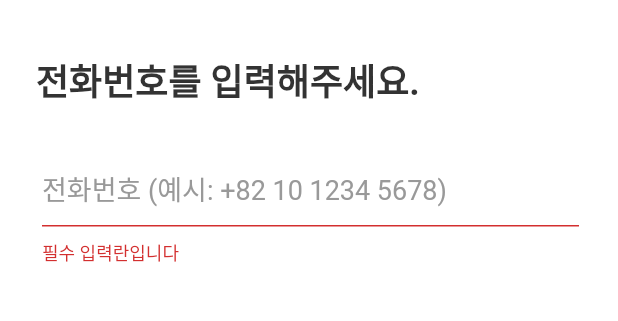
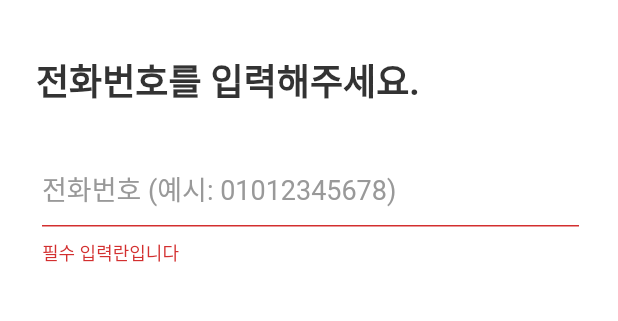
Before and after one commit to elliebae/gifticano, a Flutter app: the PhoneNumberWidget screen opened directly, after a tap on "다음", on a phone screen of 412 x 824 dp, the part 129-450 px from its top. Run offline on Flutter 3.47's test engine with Material 2 defaults, Android fonts, the light colour scheme and no system bars; drawn by our look-alikes of auto_size_text; our stand-ins replace built_collection, built_value, cloud_firestore, easy_debounce, firebase_auth, firebase_core and 12 more; missing offline and left inert: json_path, mime_type; accounts and stored records are empty; generated files the repository leaves out were written again.

Commit message:
전화번호 로직 변경

```diff
--- a/lib/phone_number/phone_number_widget.dart
+++ b/lib/phone_number/phone_number_widget.dart
@@ -118,7 +118,7 @@ class _PhoneNumberWidgetState extends State<PhoneNumberWidget> {
                                     controller: textController,
                                     obscureText: false,
                                     decoration: InputDecoration(
-                                      hintText: '전화번호 (예시: +82 10 1234 5678)',
+                                      hintText: '전화번호 (예시: 01012345678)',
                                       hintStyle:
                                           FlutterFlowTheme.subtitle2.override(
                                         fontFamily: 'Roboto',
@@ -182,16 +182,17 @@ class _PhoneNumberWidgetState extends State<PhoneNumberWidget> {
                         if (!formKey.currentState.validate()) {
                           return;
                         }
-                        if (textController.text.isEmpty ||
-                            !textController.text.startsWith('+')) {
-                          ScaffoldMessenger.of(context).showSnackBar(
-                            SnackBar(
-                              content: Text(
-                                  '+로 시작하는 형태로 입력해주세요. (예시: +82 10 1234 5678)'),
-                            ),
-                          );
-                          return;
-                        }
+                        // if (textController.text.isEmpty ||
+                        //     !textController.text.startsWith('+')) {
+                        //   ScaffoldMessenger.of(context).showSnackBar(
+                        //     SnackBar(
+                        //       content: Text(
+                        //           '+로 시작하는 형태로 입력해주세요. (예시: +82 10 1234 5678)'),
+                        //     ),
+                        //   );
+                        //   return;
+                        // }
+                        var newPhoneNumber = '+82' + textController.text.substring(1);
                         await beginPhoneAuth(
                           context: context,
                           phoneNumber: textController.text,
--- a/lib/phone_number_login/phone_number_login_widget.dart
+++ b/lib/phone_number_login/phone_number_login_widget.dart
@@ -120,7 +120,7 @@ class _PhoneNumberLoginWidgetState extends State<PhoneNumberLoginWidget> {
                                       controller: textController,
                                       obscureText: false,
                                       decoration: InputDecoration(
-                                        hintText: '전화번호 (예시: +82 10 1234 5678)',
+                                        hintText: '전화번호 (예시: 01012345678)',
                                         hintStyle:
                                             FlutterFlowTheme.subtitle2.override(
                                           fontFamily: 'Roboto',
@@ -186,19 +186,20 @@ class _PhoneNumberLoginWidgetState extends State<PhoneNumberLoginWidget> {
                           if (!formKey.currentState.validate()) {
                             return;
                           }
-                          if (textController.text.isEmpty ||
-                              !textController.text.startsWith('+')) {
-                            ScaffoldMessenger.of(context).showSnackBar(
-                              SnackBar(
-                                content: Text(
-                                    '+로 시작하는 형태로 입력해주세요. (예시: +82 10 1234 5678)'),
-                              ),
-                            );
-                            return;
-                          }
+                          // if (textController.text.isEmpty ||
+                          //     !textController.text.startsWith('+')) {
+                          //   ScaffoldMessenger.of(context).showSnackBar(
+                          //     SnackBar(
+                          //       content: Text(
+                          //           '+로 시작하는 형태로 입력해주세요. (예시: +82 10 1234 5678)'),
+                          //     ),
+                          //   );
+                          //   return;
+                          // }
+                          var newPhoneNumber = '+82' + textController.text.substring(1);
                           await beginPhoneAuth(
                             context: context,
-                            phoneNumber: textController.text,
+                            phoneNumber: newPhoneNumber,
                             onCodeSent: () async {
                               await Navigator.pushAndRemoveUntil(
                                 context,
```
